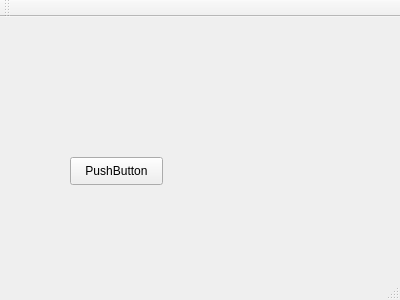
Above: QT/Try2/Try2/mainwindow.ui from LostBlackCat/JustForStudy before the change. Below: the same form after it.
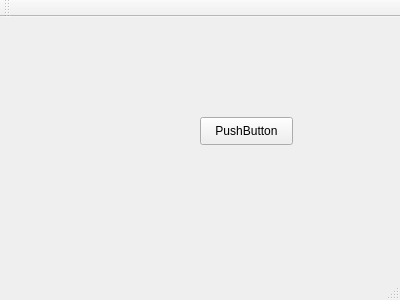
That is the form after the change.

Diff of the .ui file:
```diff
--- a/QT/Try2/Try2/mainwindow.ui
+++ b/QT/Try2/Try2/mainwindow.ui
@@ -17,8 +17,8 @@
    <widget class="QPushButton" name="pushButton">
     <property name="geometry">
      <rect>
-      <x>70</x>
-      <y>140</y>
+      <x>200</x>
+      <y>100</y>
       <width>93</width>
       <height>28</height>
      </rect>
```
